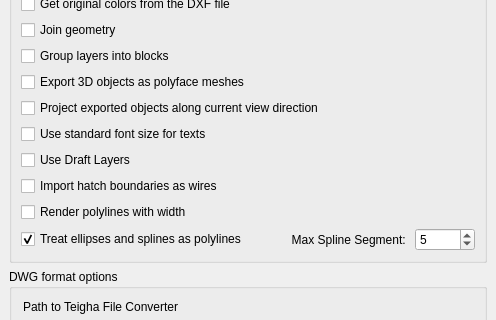
Above: src/Mod/Draft/Resources/ui/userprefs-import1.ui from berndhahnebach/All_FreeCAD before the change; both pictures show x 0 to 496 and y 96 to 416 of the 496 by 524 pixel window. Below: the same form after it.
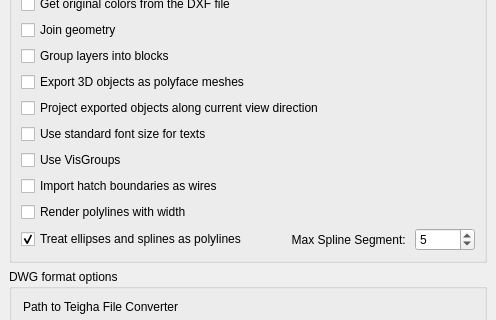
That is the form after the change. Custom widgets are drawn as their Qt base class.

Commit message: Draft: Renamed Layer to VisGroup

```diff
--- a/src/Mod/Draft/Resources/ui/userprefs-import1.ui
+++ b/src/Mod/Draft/Resources/ui/userprefs-import1.ui
@@ -294,7 +294,7 @@
            <string>If this is checked, DXF layers will be imported as Draft layers</string>
           </property>
           <property name="text">
-           <string>Use Draft Layers</string>
+           <string>Use VisGroups</string>
           </property>
           <property name="prefEntry" stdset="0">
            <cstring>dxfUseDraftLayers</cstring>
```
Left out of the diff: 4 changed lines with no effect on the pictures. The commit also changes 8 other files.
